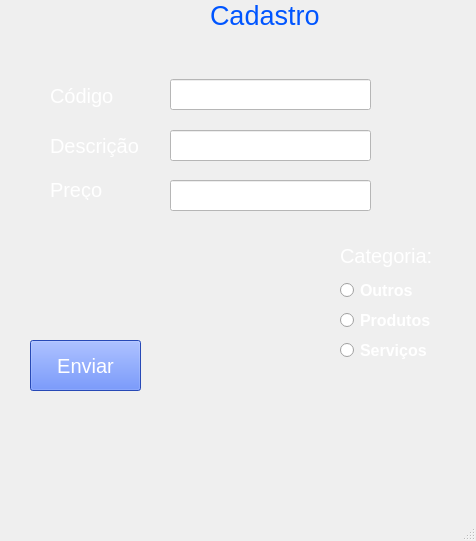
Qt form formulario.ui (DanielRogerioRibeiro/Product-Registration-in-Python-MySQL-PART-2) before a commit.
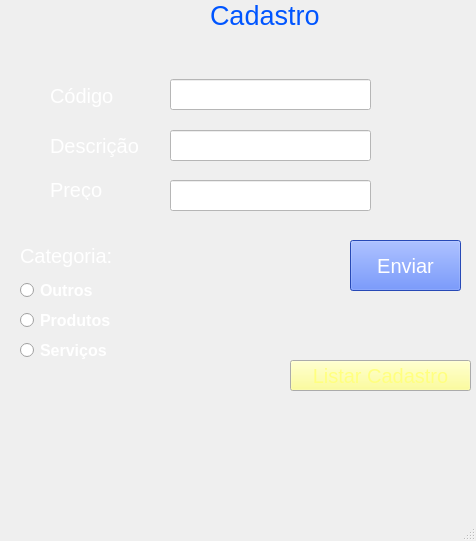
The same form after that commit. Icons and pictures are not drawn.

Commit message: Creating the function and the Second screen to list all registered Product, Services and Others.

Diff of the .ui file:
```diff
--- a/formulario.ui
+++ b/formulario.ui
@@ -31,8 +31,8 @@
    <widget class="QPushButton" name="pushButton">
     <property name="geometry">
      <rect>
-      <x>30</x>
-      <y>340</y>
+      <x>350</x>
+      <y>240</y>
       <width>111</width>
       <height>51</height>
      </rect>
@@ -632,7 +632,7 @@
    <widget class="QRadioButton" name="radioButton">
     <property name="geometry">
      <rect>
-      <x>340</x>
+      <x>20</x>
       <y>310</y>
       <width>111</width>
       <height>21</height>
@@ -689,7 +689,7 @@
    <widget class="QRadioButton" name="radioButton_2">
     <property name="geometry">
      <rect>
-      <x>340</x>
+      <x>20</x>
       <y>340</y>
       <width>121</width>
       <height>21</height>
@@ -746,7 +746,7 @@
    <widget class="QRadioButton" name="radioButton_3">
     <property name="geometry">
      <rect>
-      <x>340</x>
+      <x>20</x>
       <y>280</y>
       <width>101</width>
       <height>21</height>
@@ -824,7 +824,7 @@
    <widget class="QLabel" name="label_5">
     <property name="geometry">
      <rect>
-      <x>340</x>
+      <x>20</x>
       <y>240</y>
       <width>101</width>
       <height>31</height>
@@ -876,6 +876,88 @@
      <string>Categoria:</string>
     </property>
    </widget>
+   <widget class="QPushButton" name="pushButton_2">
+    <property name="geometry">
+     <rect>
+      <x>290</x>
+      <y>360</y>
+      <width>181</width>
+      <height>31</height>
+     </rect>
+    </property>
+    <property name="palette">
+     <palette>
+      <active>
+       <colorrole role="Button">
+        <brush brushstyle="SolidPattern">
+         <color alpha="255">
+          <red>255</red>
+          <green>255</green>
+          <blue>127</blue>
+         </color>
+        </brush>
+       </colorrole>
+       <colorrole role="ButtonText">
+        <brush brushstyle="SolidPattern">
+         <color alpha="255">
+          <red>255</red>
+          <green>255</green>
+          <blue>127</blue>
+         </color>
+        </brush>
+       </colorrole>
+      </active>
+      <inactive>
+       <colorrole role="Button">
+        <brush brushstyle="SolidPattern">
+         <color alpha="255">
+          <red>255</red>
+          <green>255</green>
+          <blue>127</blue>
+         </color>
+        </brush>
+       </colorrole>
+       <colorrole role="ButtonText">
+        <brush brushstyle="SolidPattern">
+         <color alpha="255">
+          <red>255</red>
+          <green>255</green>
+          <blue>127</blue>
+         </color>
+        </brush>
+       </colorrole>
+      </inactive>
+      <disabled>
+       <colorrole role="Button">
+        <brush brushstyle="SolidPattern">
+         <color alpha="255">
+          <red>255</red>
+          <green>255</green>
+          <blue>127</blue>
+         </color>
+        </brush>
+       </colorrole>
+       <colorrole role="ButtonText">
+        <brush brushstyle="SolidPattern">
+         <color alpha="255">
+          <red>120</red>
+          <green>120</green>
+          <blue>120</blue>
+         </color>
+        </brush>
+       </colorrole>
+      </disabled>
+     </palette>
+    </property>
+    <property name="font">
+     <font>
+      <pointsize>15</pointsize>
+     </font>
+    </property>
+    <property name="text">
+     <string>Listar Cadastro</string>
+    </property>
+   </widget>
   </widget>
   <widget class="QMenuBar" name="menubar">
    <property name="geometry">
```
The commit also changes 2 other files.
